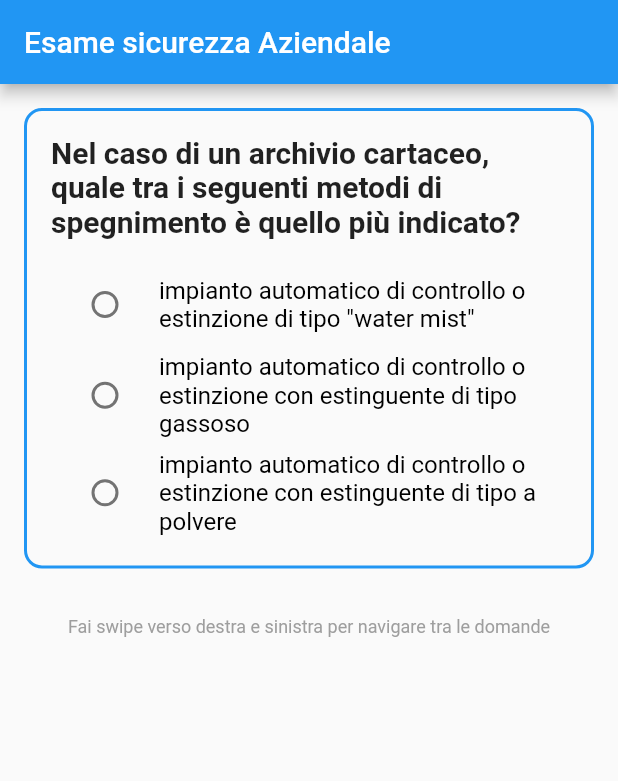
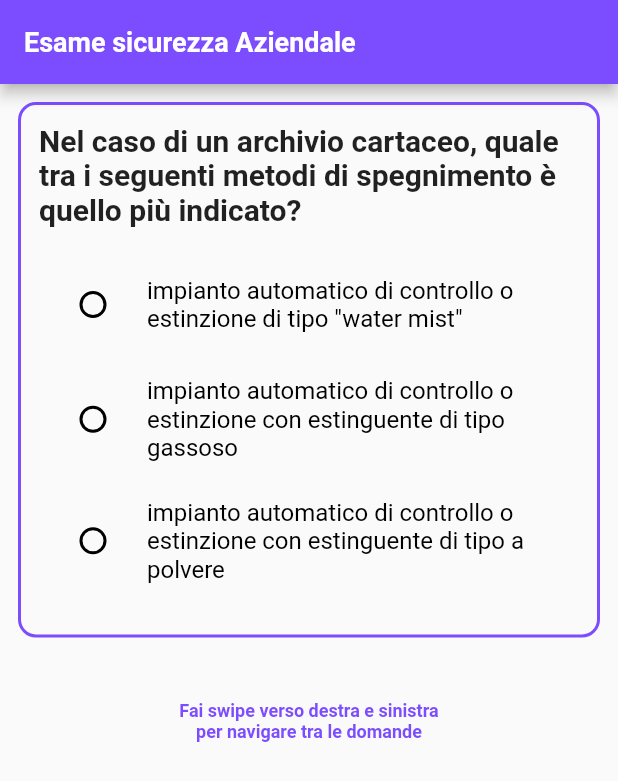
Before and after one commit to andreaacomelli/QuizApp, a Flutter app: the screen it shows after launch, after a tap on "Inizia il Quiz", after a tap on "Si, in particolare il principale compito", on a phone screen of 412 x 824 dp. Shown: the top 781 px of the screen. Run offline on Flutter 3.47's test engine with Material 2 defaults, Android fonts, the phone set to English and light mode, and no system bars; our stand-ins replace csv.

Commit message:
migliorie grafiche

```diff
--- a/lib/question_widget.dart
+++ b/lib/question_widget.dart
@@ -52,14 +52,15 @@ class _QuestionWidgetState extends State<QuestionWidget> {
     return Column(
       children: <Widget>[
         Container(
-          margin: const EdgeInsets.all(16),
-          padding: const EdgeInsets.all(16),
+          margin: const EdgeInsets.all(12),
+          padding: const EdgeInsets.all(12),
+
           decoration: BoxDecoration(
-            border: Border.all(color: Colors.blue, width: 2),
+            border: Border.all(color: Colors.deepPurpleAccent, width: 2),
             borderRadius: BorderRadius.circular(12),
           ),
           child: Column(
-            crossAxisAlignment: CrossAxisAlignment.stretch,
+            crossAxisAlignment: CrossAxisAlignment.center,
             children: <Widget>[
               Text(
                 widget.questionText,
@@ -72,12 +73,18 @@ class _QuestionWidgetState extends State<QuestionWidget> {
                 itemBuilder: (context, index) {
                   final answer = widget.answerOptions[index];
                   bool isSelected = _selectedAnswerIndex == index;
-
-                  return RadioListTile<int>(
+                  return Padding(
+                    padding: const EdgeInsets.symmetric(vertical: 8.0),
+                    child: RadioListTile<int>(
+                      fillColor:
+                      MaterialStateProperty.resolveWith<Color>(
+                        (Set<MaterialState> states) {
+                          return(isSelected ? Colors.deepPurpleAccent : Colors.black);
+                        }),
                       title: Text(
                         answer,
-                      style: TextStyle(
-                        color: isSelected ? Colors.blue : Colors.black,
+                        style: const TextStyle(
+                          color: Colors.black,
                         ),
                       ),
                       value: index,
@@ -88,19 +95,26 @@ class _QuestionWidgetState extends State<QuestionWidget> {
                           widget.onAnswerSelected(answer, index);
                         });
                       },
+                    )
                   );
                 },
               ),
+              const SizedBox(height: 10),
             ],
           ),
         ),
-        const SizedBox(height: 16),
+        const SizedBox(height: 30),
         const Center(
           child: Padding(
             padding: EdgeInsets.symmetric(horizontal: 16.0),
             child: Text(
-              'Fai swipe verso destra e sinistra per navigare tra le domande',
-              style: TextStyle(fontSize: 12, color: Colors.grey),
+              'Fai swipe verso destra e sinistra\n'
+                  'per navigare tra le domande',
+              style: TextStyle(
+                  fontSize: 12,
+                  fontWeight: FontWeight.bold,
+                  color: Colors.deepPurpleAccent,
+              ),
               textAlign: TextAlign.center,
             ),
           ),
--- a/lib/quiz_screen.dart
+++ b/lib/quiz_screen.dart
@@ -32,23 +32,37 @@ class _QuizScreenState extends State<QuizScreen> {
   Map<int, QuizResponse> quizResponses = {};
   List<Question> shuffledQuestions = [];
 
+  Map<int, String> questionAnswers = {};
+
   void onAnswerSelected(String selectedAnswer, int selectedIndex) {
     if (currentQuestionIndex < shuffledQuestions.length) {
-      final questionData = shuffledQuestions[currentQuestionIndex];
-      checkAnswer(selectedAnswer, questionData.correctAnswer);
+      final currentQuestionIndex = pageController.page?.toInt() ?? 0;
 
-      if (!answeredQuestionsList.any((element) => element.questionIndex == currentQuestionIndex)) {
+      checkAnswer(selectedAnswer, shuffledQuestions[currentQuestionIndex].correctAnswer);
+
+      if (questionAnswers.containsKey(currentQuestionIndex)) {
+        if (questionAnswers[currentQuestionIndex] != selectedAnswer) {
+          questionAnswers[currentQuestionIndex] = selectedAnswer;
+          answeredQuestionsList.removeWhere((response) => response.questionIndex == currentQuestionIndex);
+          answeredQuestionsList.add(QuizResponse(questionIndex: currentQuestionIndex, selectedAnswer: selectedAnswer));
+        }
+      } else {
+        questionAnswers[currentQuestionIndex] = selectedAnswer;
         answeredQuestionsList.add(QuizResponse(questionIndex: currentQuestionIndex, selectedAnswer: selectedAnswer));
       }
 
-      answeredQuestions++;
       setState(() {
         _selectedOptionIndex = selectedIndex;
       });
-
       onNextQuestion();
     }
   }
+
+
+
+
+
+
 
   void checkAnswer(String userAnswer, String correctAnswer) {
     if (userAnswer == correctAnswer) {
@@ -58,14 +72,22 @@ class _QuizScreenState extends State<QuizScreen> {
     }
   }
 
+  void collectAnswers() {
+
+  }
+
   void updateQuizResponses(int questionIndex, String selectedAnswer) {
     quizResponses[questionIndex] = QuizResponse(questionIndex: questionIndex, selectedAnswer: selectedAnswer);
   }
 
   void onNextQuestion() {
     int? index = (pageController.page)?.toInt();
-    print(index);
-    print(answeredQuestions);
+    print("Index: ${index}");
+    print("answered questions: ${answeredQuestions}");
+
+    print("answeredQuestionsList: ${answeredQuestionsList.length}");
+    print("max questions: ${maxQuestions}");
+
     setState(() {
       if (index! < (maxQuestions - 1)) {
         currentQuestionIndex++;
@@ -83,7 +105,8 @@ class _QuizScreenState extends State<QuizScreen> {
           curve: Curves.ease,
         );
       } else {
-        if (answeredQuestions != index) {
+        if (index <= 14) {
+
 
         } else if(answeredQuestionsList.length == maxQuestions){
           Navigator.of(context).pushReplacement(
@@ -131,7 +154,7 @@ class _QuizScreenState extends State<QuizScreen> {
       final questionData = csvTable[i];
       final questionText = questionData[0] as String;
       final correctAnswer = questionData[1] as String;
-      final answerOptions = List<String>.from(questionData.sublist(2));
+      final List<String> answerOptions = List<String>.from(questionData.sublist(2));
 
       answerOptions.shuffle(Random());
 
@@ -151,11 +174,21 @@ class _QuizScreenState extends State<QuizScreen> {
     });
   }
 
+
+
   @override
   Widget build(BuildContext context) {
     return Scaffold(
       appBar: AppBar(
-        title: const Text('Esame sicurezza Aziendale'),
+        title: const Text('Esame sicurezza Aziendale',
+          textAlign: TextAlign.center,
+
+          style: TextStyle(
+          fontSize: 18.0,
+          fontWeight: FontWeight.bold,
+          ),
+        ),
+        backgroundColor: Colors.deepPurpleAccent,
       ),
       body: PageView.builder(
         controller: pageController,
@@ -209,6 +242,15 @@ class _QuizScreenState extends State<QuizScreen> {
                       ),
                     );
                   },
+                  style: ElevatedButton.styleFrom(
+                    backgroundColor: Colors.deepPurpleAccent,
+                    foregroundColor: Colors.white,
+                    shadowColor: Colors.deepPurple,
+                    elevation: 3,
+                    shape: RoundedRectangleBorder(
+                        borderRadius: BorderRadius.circular(32.0)
+                    ),
+                  ),
                   child: const Text('Visualizza i risultati'),
                 ),
               ],
--- a/lib/start_screen.dart
+++ b/lib/start_screen.dart
@@ -12,24 +12,30 @@ class StartScreen extends StatelessWidget {
         title: const Text(
             'Esame sicurezza aziendale',
             textAlign: TextAlign.center,
+            style: TextStyle(
+              fontSize: 18.0,
+              fontWeight: FontWeight.bold,
+            ),
         ),
+        backgroundColor: Colors.deepPurpleAccent,
       ),
+
       body: Center(
         child: Column(
           mainAxisAlignment: MainAxisAlignment.center,
           children: <Widget>[
             const Text(
-              'Questa applicazione ti permetterà di esercitarti all\'esame antincendio\n'
-                  '\nPreparati per l\'esame rispondendo alle 15 domande che seguiranno\n'
+              'Questa applicazione ti permetterà di esercitarti all\'esame antincendio\n\n'
+                  '\nPreparati per l\'esame rispondendo alle 15 domande che seguiranno\n\n'
                   '\nPer superarlo, potrai fare al massimo 5 errori',
               style: TextStyle(
                 fontSize: 18.0,
+                fontWeight: FontWeight.normal,
               ),
               textAlign: TextAlign.center,
-
             ),
 
-            const SizedBox(height: 20.0),
+            const SizedBox(height: 150.0),
             ElevatedButton(
               onPressed: () {
                 Navigator.of(context).pushReplacement(
@@ -38,6 +44,16 @@ class StartScreen extends StatelessWidget {
                   ),
                 );
               },
+              style: ElevatedButton.styleFrom(
+                backgroundColor: Colors.deepPurpleAccent,
+                foregroundColor: Colors.white,
+                shadowColor: Colors.deepPurple,
+                elevation: 3,
+                shape: RoundedRectangleBorder(
+                    borderRadius: BorderRadius.circular(32.0)
+                ),
+                minimumSize: const Size(150, 60),
+              ),
               child: const Text('Inizia il Quiz'),
             ),
           ],
```
Lines whose indentation alone changed are shown as unchanged.
